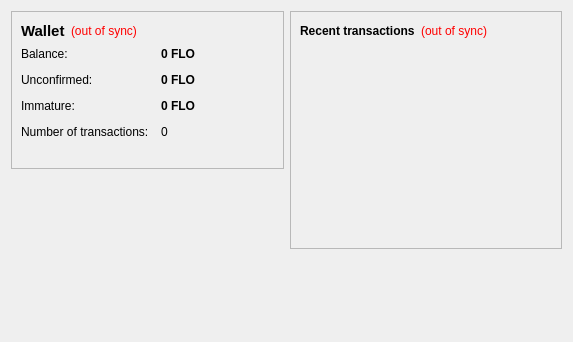
RagnarokAngel/GLSPoints, file src/qt/forms/overviewpage.ui: the form before one commit.
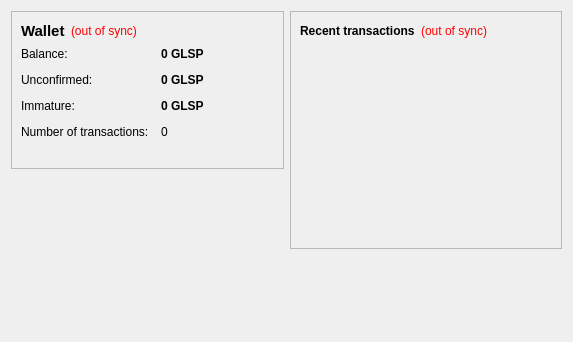
The form after the commit. Icons and pictures are not drawn.

Patch:
```diff
--- a/src/qt/forms/overviewpage.ui
+++ b/src/qt/forms/overviewpage.ui
@@ -105,7 +105,7 @@
              <string>Your current balance</string>
             </property>
             <property name="text">
-             <string notr="true">0 FLO</string>
+             <string notr="true">0 GLSP</string>
             </property>
             <property name="textInteractionFlags">
              <set>Qt::LinksAccessibleByMouse|Qt::TextSelectableByKeyboard|Qt::TextSelectableByMouse</set>
@@ -134,7 +134,7 @@
              <string>Total of transactions that have yet to be confirmed, and do not yet count toward the current balance</string>
             </property>
             <property name="text">
-             <string notr="true">0 FLO</string>
+             <string notr="true">0 GLSP</string>
             </property>
             <property name="textInteractionFlags">
              <set>Qt::LinksAccessibleByMouse|Qt::TextSelectableByKeyboard|Qt::TextSelectableByMouse</set>
@@ -177,7 +177,7 @@
              <string>Mined balance that has not yet matured</string>
             </property>
             <property name="text">
-             <string notr="true">0 FLO</string>
+             <string notr="true">0 GLSP</string>
             </property>
             <property name="textInteractionFlags">
              <set>Qt::LinksAccessibleByMouse|Qt::TextSelectableByKeyboard|Qt::TextSelectableByMouse</set>
```
Left out of the diff: 4 changed lines with no effect on the pictures.
